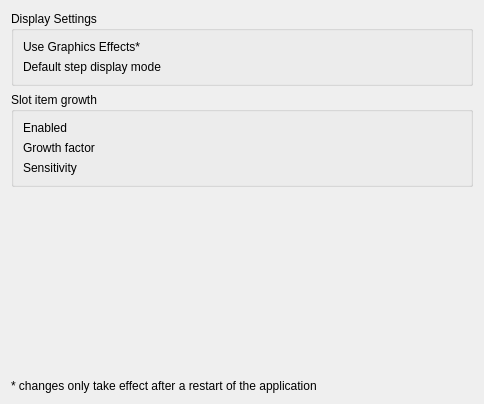
Qt form cedar/processing/gui/UiSettings.ui (cedar/cedar) before a commit.
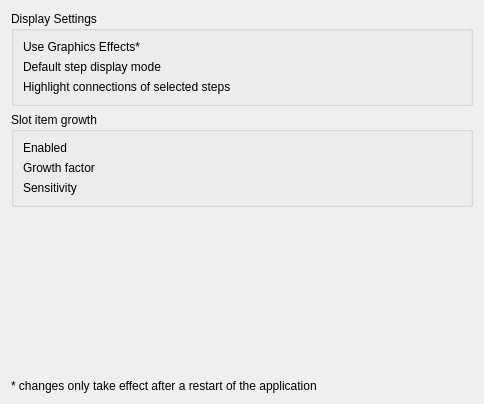
The same form after that commit. Custom widgets are drawn as their Qt base class.

Commit message: Highlighting of connections can now be disabled in the settings.

What changed in the file:
```diff
--- a/cedar/processing/gui/UiSettings.ui
+++ b/cedar/processing/gui/UiSettings.ui
@@ -43,6 +43,16 @@
       <item row="1" column="1">
        <widget class="cedar::aux::gui::EnumParameter" name="mpStepDisplayMode" native="true"/>
       </item>
+      <item row="2" column="0">
+       <widget class="QLabel" name="label_7">
+        <property name="text">
+         <string>Highlight connections of selected steps</string>
+        </property>
+       </widget>
+      </item>
+      <item row="2" column="1">
+       <widget class="cedar::aux::gui::BoolParameter" name="mpHighlightConnections" native="true"/>
+      </item>
      </layout>
     </widget>
    </item>
```
The commit also changes 5 other files.
